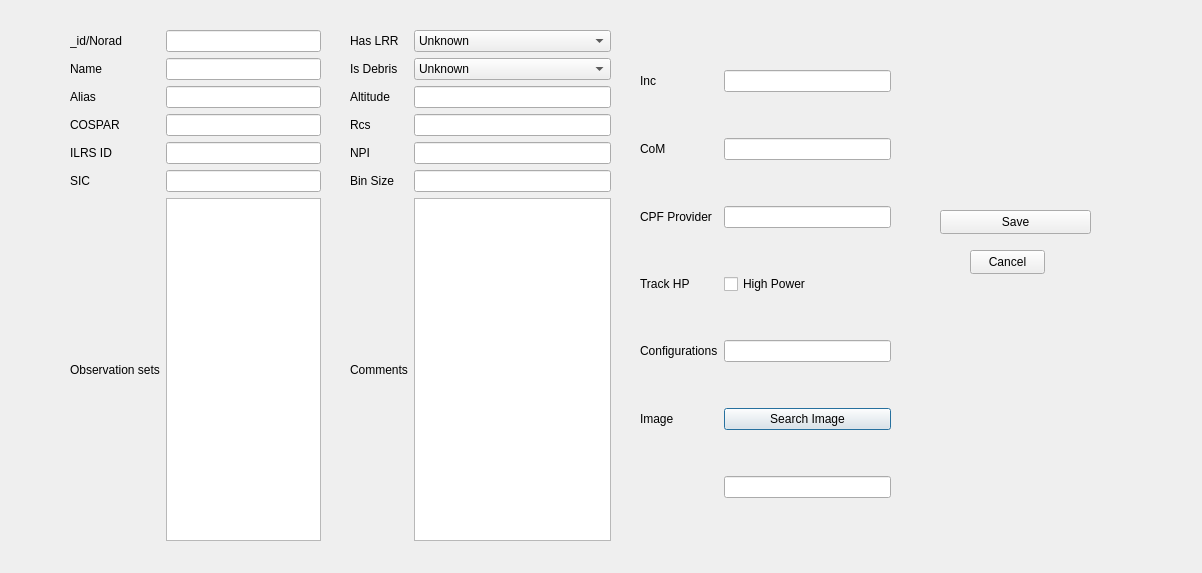
The window that BD_DEGORAS/addobjectdialog.ui (Tiranex/DegorasProject) describes before a commit, drawn with Qt 5.
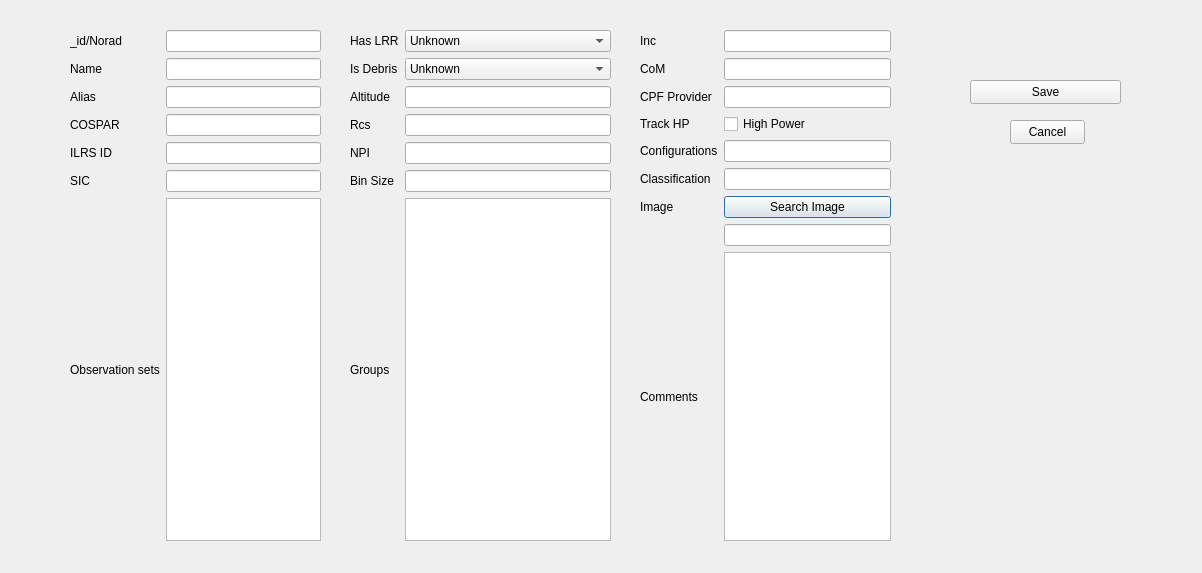
The same window after the commit.

Commit message: Cambio completo de BD + Nuevos Tab + Modificacion en la BD

```diff
--- a/BD_DEGORAS/addobjectdialog.ui
+++ b/BD_DEGORAS/addobjectdialog.ui
@@ -185,16 +185,6 @@
       </property>
      </widget>
     </item>
-    <item row="6" column="0">
-     <widget class="QLabel" name="label_14">
-      <property name="text">
-       <string>Comments</string>
-      </property>
-     </widget>
-    </item>
-    <item row="6" column="1">
-     <widget class="QPlainTextEdit" name="commentsEdit"/>
-    </item>
     <item row="2" column="1">
      <widget class="QLineEdit" name="altitudeEdit"/>
     </item>
@@ -207,6 +197,20 @@
     <item row="5" column="1">
      <widget class="QLineEdit" name="bsEdit"/>
     </item>
+    <item row="6" column="1">
+     <widget class="QListWidget" name="groupsListWidget">
+      <property name="selectionMode">
+       <enum>QAbstractItemView::SelectionMode::MultiSelection</enum>
+      </property>
+     </widget>
+    </item>
+    <item row="6" column="0">
+     <widget class="QLabel" name="label_21">
+      <property name="text">
+       <string>Groups</string>
+      </property>
+     </widget>
+    </item>
    </layout>
   </widget>
   <widget class="QWidget" name="gridLayoutWidget_3">
@@ -222,30 +226,6 @@
     <item row="4" column="1">
      <widget class="QLineEdit" name="configEdit"/>
     </item>
-    <item row="3" column="0">
-     <widget class="QLabel" name="label_19">
-      <property name="text">
-       <string>Track HP</string>
-      </property>
-     </widget>
-    </item>
-    <item row="1" column="0">
-     <widget class="QLabel" name="label_17">
-      <property name="text">
-       <string>CoM</string>
-      </property>
-     </widget>
-    </item>
-    <item row="5" column="0">
-     <widget class="QLabel" name="label_18">
-      <property name="text">
-       <string>Image</string>
-      </property>
-     </widget>
-    </item>
-    <item row="2" column="1">
-     <widget class="QLineEdit" name="cpfEdit"/>
-    </item>
     <item row="4" column="0">
      <widget class="QLabel" name="label_16">
       <property name="text">
@@ -253,10 +233,10 @@
       </property>
      </widget>
     </item>
-    <item row="5" column="1">
-     <widget class="QPushButton" name="browseImageBtn">
+    <item row="8" column="0">
+     <widget class="QLabel" name="label_14">
       <property name="text">
-       <string>Search Image</string>
+       <string>Comments</string>
       </property>
      </widget>
     </item>
@@ -267,6 +247,26 @@
       </property>
      </widget>
     </item>
+    <item row="1" column="1">
+     <widget class="QLineEdit" name="comEdit"/>
+    </item>
+    <item row="8" column="1">
+     <widget class="QPlainTextEdit" name="commentsEdit"/>
+    </item>
+    <item row="1" column="0">
+     <widget class="QLabel" name="label_17">
+      <property name="text">
+       <string>CoM</string>
+      </property>
+     </widget>
+    </item>
+    <item row="3" column="0">
+     <widget class="QLabel" name="label_19">
+      <property name="text">
+       <string>Track HP</string>
+      </property>
+     </widget>
+    </item>
     <item row="3" column="1">
      <widget class="QCheckBox" name="highPowerCheck">
       <property name="text">
@@ -281,22 +281,46 @@
       </property>
      </widget>
     </item>
-    <item row="6" column="1">
-     <widget class="QLineEdit" name="imagePathEdit"/>
+    <item row="6" column="0">
+     <widget class="QLabel" name="label_18">
+      <property name="text">
+       <string>Image</string>
+      </property>
+     </widget>
+    </item>
+    <item row="2" column="1">
+     <widget class="QLineEdit" name="cpfEdit"/>
     </item>
     <item row="0" column="1">
      <widget class="QLineEdit" name="incEdit"/>
     </item>
-    <item row="1" column="1">
-     <widget class="QLineEdit" name="comEdit"/>
+    <item row="6" column="1">
+     <widget class="QPushButton" name="browseImageBtn">
+      <property name="text">
+       <string>Search Image</string>
+      </property>
+     </widget>
+    </item>
+    <item row="7" column="1">
+     <widget class="QLineEdit" name="imagePathEdit"/>
+    </item>
+    <item row="5" column="0">
+     <widget class="QLabel" name="label_22">
+      <property name="text">
+       <string>Classification</string>
+      </property>
+     </widget>
+    </item>
+    <item row="5" column="1">
+     <widget class="QLineEdit" name="classEdit"/>
     </item>
    </layout>
   </widget>
   <widget class="QPushButton" name="saveButton">
    <property name="geometry">
     <rect>
-     <x>940</x>
-     <y>210</y>
+     <x>970</x>
+     <y>80</y>
      <width>151</width>
      <height>24</height>
     </rect>
@@ -308,8 +332,8 @@
   <widget class="QPushButton" name="cancelButton">
    <property name="geometry">
     <rect>
-     <x>970</x>
-     <y>250</y>
+     <x>1010</x>
+     <y>120</y>
      <width>75</width>
      <height>24</height>
     </rect>
```
Left out of the diff: 7 changed lines with no effect on the pictures. The commit also changes 7 other files.
